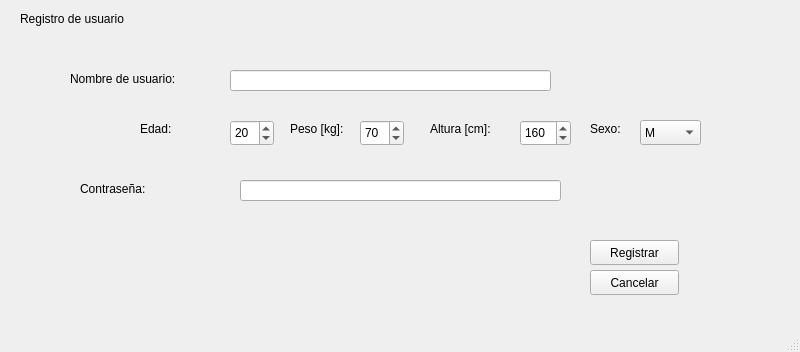
First picture: the form in UI_Files/regwindow.ui, repository JorgeGuerra99/software_sport_bike, before the edit.
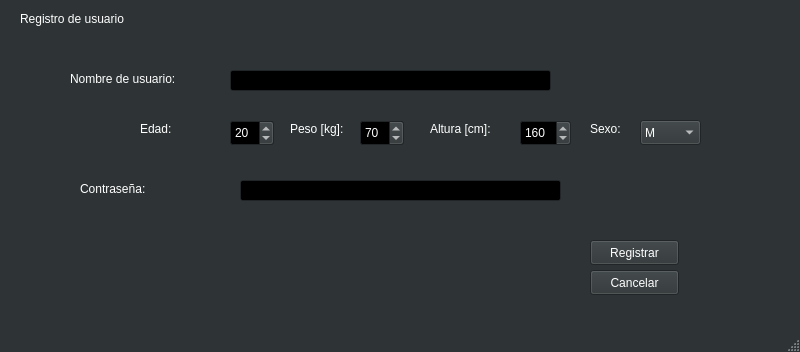
Second picture: the form after the edit.

What changed in the file:
```diff
--- a/UI_Files/regwindow.ui
+++ b/UI_Files/regwindow.ui
@@ -10,6 +10,475 @@
     <height>352</height>
    </rect>
   </property>
+  <property name="palette">
+   <palette>
+    <active>
+     <colorrole role="WindowText">
+      <brush brushstyle="SolidPattern">
+       <color alpha="255">
+        <red>255</red>
+        <green>255</green>
+        <blue>255</blue>
+       </color>
+      </brush>
+     </colorrole>
+     <colorrole role="Button">
+      <brush brushstyle="SolidPattern">
+       <color alpha="255">
+        <red>46</red>
+        <green>52</green>
+        <blue>54</blue>
+       </color>
+      </brush>
+     </colorrole>
+     <colorrole role="Light">
+      <brush brushstyle="SolidPattern">
+       <color alpha="255">
+        <red>69</red>
+        <green>78</green>
+        <blue>81</blue>
+       </color>
+      </brush>
+     </colorrole>
+     <colorrole role="Midlight">
+      <brush brushstyle="SolidPattern">
+       <color alpha="255">
+        <red>57</red>
+        <green>65</green>
+        <blue>67</blue>
+       </color>
+      </brush>
+     </colorrole>
+     <colorrole role="Dark">
+      <brush brushstyle="SolidPattern">
+       <color alpha="255">
+        <red>23</red>
+        <green>26</green>
+        <blue>27</blue>
+       </color>
+      </brush>
+     </colorrole>
+     <colorrole role="Mid">
+      <brush brushstyle="SolidPattern">
+       <color alpha="255">
+        <red>31</red>
+        <green>35</green>
+        <blue>36</blue>
+       </color>
+      </brush>
+     </colorrole>
+     <colorrole role="Text">
+      <brush brushstyle="SolidPattern">
+       <color alpha="255">
+        <red>255</red>
+        <green>255</green>
+        <blue>255</blue>
+       </color>
+      </brush>
+     </colorrole>
+     <colorrole role="BrightText">
+      <brush brushstyle="SolidPattern">
+       <color alpha="255">
+        <red>255</red>
+        <green>255</green>
+        <blue>255</blue>
+       </color>
+      </brush>
+     </colorrole>
+     <colorrole role="ButtonText">
+      <brush brushstyle="SolidPattern">
+       <color alpha="255">
+        <red>255</red>
+        <green>255</green>
+        <blue>255</blue>
+       </color>
+      </brush>
+     </colorrole>
+     <colorrole role="Base">
+      <brush brushstyle="SolidPattern">
+       <color alpha="255">
+        <red>0</red>
+        <green>0</green>
+        <blue>0</blue>
+       </color>
+      </brush>
+     </colorrole>
+     <colorrole role="Window">
+      <brush brushstyle="SolidPattern">
+       <color alpha="255">
+        <red>46</red>
+        <green>52</green>
+        <blue>54</blue>
+       </color>
+      </brush>
+     </colorrole>
+     <colorrole role="Shadow">
+      <brush brushstyle="SolidPattern">
+       <color alpha="255">
+        <red>0</red>
+        <green>0</green>
+        <blue>0</blue>
+       </color>
+      </brush>
+     </colorrole>
+     <colorrole role="Highlight">
+      <brush brushstyle="SolidPattern">
+       <color alpha="255">
+        <red>78</red>
+        <green>154</green>
+        <blue>6</blue>
+       </color>
+      </brush>
+     </colorrole>
+     <colorrole role="AlternateBase">
+      <brush brushstyle="SolidPattern">
+       <color alpha="255">
+        <red>23</red>
+        <green>26</green>
+        <blue>27</blue>
+       </color>
+      </brush>
+     </colorrole>
+     <colorrole role="ToolTipBase">
+      <brush brushstyle="SolidPattern">
+       <color alpha="255">
+        <red>255</red>
+        <green>255</green>
+        <blue>220</blue>
+       </color>
+      </brush>
+     </colorrole>
+     <colorrole role="ToolTipText">
+      <brush brushstyle="SolidPattern">
+       <color alpha="255">
+        <red>0</red>
+        <green>0</green>
+        <blue>0</blue>
+       </color>
+      </brush>
+     </colorrole>
+     <colorrole role="PlaceholderText">
+      <brush brushstyle="SolidPattern">
+       <color alpha="128">
+        <red>255</red>
+        <green>255</green>
+        <blue>255</blue>
+       </color>
+      </brush>
+     </colorrole>
+    </active>
+    <inactive>
+     <colorrole role="WindowText">
+      <brush brushstyle="SolidPattern">
+       <color alpha="255">
+        <red>255</red>
+        <green>255</green>
+        <blue>255</blue>
+       </color>
+      </brush>
+     </colorrole>
+     <colorrole role="Button">
+      <brush brushstyle="SolidPattern">
+       <color alpha="255">
+        <red>46</red>
+        <green>52</green>
+        <blue>54</blue>
+       </color>
+      </brush>
+     </colorrole>
+     <colorrole role="Light">
+      <brush brushstyle="SolidPattern">
+       <color alpha="255">
+        <red>69</red>
+        <green>78</green>
+        <blue>81</blue>
+       </color>
+      </brush>
+     </colorrole>
+     <colorrole role="Midlight">
+      <brush brushstyle="SolidPattern">
+       <color alpha="255">
+        <red>57</red>
+        <green>65</green>
+        <blue>67</blue>
+       </color>
+      </brush>
+     </colorrole>
+     <colorrole role="Dark">
+      <brush brushstyle="SolidPattern">
+       <color alpha="255">
+        <red>23</red>
+        <green>26</green>
+        <blue>27</blue>
+       </color>
+      </brush>
+     </colorrole>
+     <colorrole role="Mid">
+      <brush brushstyle="SolidPattern">
+       <color alpha="255">
+        <red>31</red>
+        <green>35</green>
+        <blue>36</blue>
+       </color>
+      </brush>
+     </colorrole>
+     <colorrole role="Text">
+      <brush brushstyle="SolidPattern">
+       <color alpha="255">
+        <red>255</red>
+        <green>255</green>
+        <blue>255</blue>
+       </color>
+      </brush>
+     </colorrole>
+     <colorrole role="BrightText">
+      <brush brushstyle="SolidPattern">
+       <color alpha="255">
+        <red>255</red>
+        <green>255</green>
+        <blue>255</blue>
+       </color>
+      </brush>
+     </colorrole>
+     <colorrole role="ButtonText">
+      <brush brushstyle="SolidPattern">
+       <color alpha="255">
+        <red>255</red>
+        <green>255</green>
+        <blue>255</blue>
+       </color>
+      </brush>
+     </colorrole>
+     <colorrole role="Base">
+      <brush brushstyle="SolidPattern">
+       <color alpha="255">
+        <red>0</red>
+        <green>0</green>
+        <blue>0</blue>
+       </color>
+      </brush>
+     </colorrole>
+     <colorrole role="Window">
+      <brush brushstyle="SolidPattern">
+       <color alpha="255">
+        <red>46</red>
+        <green>52</green>
+        <blue>54</blue>
+       </color>
+      </brush>
+     </colorrole>
+     <colorrole role="Shadow">
+      <brush brushstyle="SolidPattern">
+       <color alpha="255">
+        <red>0</red>
+        <green>0</green>
+        <blue>0</blue>
+       </color>
+      </brush>
+     </colorrole>
+     <colorrole role="Highlight">
+      <brush brushstyle="SolidPattern">
+       <color alpha="255">
+        <red>78</red>
+        <green>154</green>
+        <blue>6</blue>
+       </color>
+      </brush>
+     </colorrole>
+     <colorrole role="AlternateBase">
+      <brush brushstyle="SolidPattern">
+       <color alpha="255">
+        <red>23</red>
+        <green>26</green>
+        <blue>27</blue>
+       </color>
+      </brush>
+     </colorrole>
+     <colorrole role="ToolTipBase">
+      <brush brushstyle="SolidPattern">
+       <color alpha="255">
+        <red>255</red>
+        <green>255</green>
+        <blue>220</blue>
+       </color>
+      </brush>
+     </colorrole>
+     <colorrole role="ToolTipText">
+      <brush brushstyle="SolidPattern">
+       <color alpha="255">
+        <red>0</red>
+        <green>0</green>
+        <blue>0</blue>
+       </color>
+      </brush>
+     </colorrole>
+     <colorrole role="PlaceholderText">
+      <brush brushstyle="SolidPattern">
+       <color alpha="128">
+        <red>255</red>
+        <green>255</green>
+        <blue>255</blue>
+       </color>
+      </brush>
+     </colorrole>
+    </inactive>
+    <disabled>
+     <colorrole role="WindowText">
+      <brush brushstyle="SolidPattern">
+       <color alpha="255">
+        <red>23</red>
+        <green>26</green>
+        <blue>27</blue>
+       </color>
+      </brush>
+     </colorrole>
+     <colorrole role="Button">
+      <brush brushstyle="SolidPattern">
+       <color alpha="255">
+        <red>46</red>
+        <green>52</green>
+        <blue>54</blue>
+       </color>
+      </brush>
+     </colorrole>
+     <colorrole role="Light">
+      <brush brushstyle="SolidPattern">
+       <color alpha="255">
+        <red>69</red>
+        <green>78</green>
+        <blue>81</blue>
+       </color>
+      </brush>
+     </colorrole>
+     <colorrole role="Midlight">
+      <brush brushstyle="SolidPattern">
+       <color alpha="255">
+        <red>57</red>
+        <green>65</green>
+        <blue>67</blue>
+       </color>
+      </brush>
+     </colorrole>
+     <colorrole role="Dark">
+      <brush brushstyle="SolidPattern">
+       <color alpha="255">
+        <red>23</red>
+        <green>26</green>
+        <blue>27</blue>
+       </color>
+      </brush>
+     </colorrole>
+     <colorrole role="Mid">
+      <brush brushstyle="SolidPattern">
+       <color alpha="255">
+        <red>31</red>
+        <green>35</green>
+        <blue>36</blue>
+       </color>
+      </brush>
+     </colorrole>
+     <colorrole role="Text">
+      <brush brushstyle="SolidPattern">
+       <color alpha="255">
+        <red>23</red>
+        <green>26</green>
+        <blue>27</blue>
+       </color>
+      </brush>
+     </colorrole>
+     <colorrole role="BrightText">
+      <brush brushstyle="SolidPattern">
+       <color alpha="255">
+        <red>255</red>
+        <green>255</green>
+        <blue>255</blue>
+       </color>
+      </brush>
+     </colorrole>
+     <colorrole role="ButtonText">
+      <brush brushstyle="SolidPattern">
+       <color alpha="255">
+        <red>23</red>
+        <green>26</green>
+        <blue>27</blue>
+       </color>
+      </brush>
+     </colorrole>
+     <colorrole role="Base">
+      <brush brushstyle="SolidPattern">
+       <color alpha="255">
+        <red>46</red>
+        <green>52</green>
+        <blue>54</blue>
+       </color>
+      </brush>
+     </colorrole>
+     <colorrole role="Window">
+      <brush brushstyle="SolidPattern">
+       <color alpha="255">
+        <red>46</red>
+        <green>52</green>
+        <blue>54</blue>
+       </color>
+      </brush>
+     </colorrole>
+     <colorrole role="Shadow">
+      <brush brushstyle="SolidPattern">
+       <color alpha="255">
+        <red>0</red>
+        <green>0</green>
+        <blue>0</blue>
+       </color>
+      </brush>
+     </colorrole>
+     <colorrole role="Highlight">
+      <brush brushstyle="SolidPattern">
+       <color alpha="255">
+        <red>145</red>
+        <green>145</green>
+        <blue>145</blue>
+       </color>
+      </brush>
+     </colorrole>
+     <colorrole role="AlternateBase">
+      <brush brushstyle="SolidPattern">
+       <color alpha="255">
+        <red>46</red>
+        <green>52</green>
+        <blue>54</blue>
+       </color>
+      </brush>
+     </colorrole>
+     <colorrole role="ToolTipBase">
+      <brush brushstyle="SolidPattern">
+       <color alpha="255">
+        <red>255</red>
+        <green>255</green>
+        <blue>220</blue>
+       </color>
+      </brush>
+     </colorrole>
+     <colorrole role="ToolTipText">
+      <brush brushstyle="SolidPattern">
+       <color alpha="255">
+        <red>0</red>
+        <green>0</green>
+        <blue>0</blue>
+       </color>
+      </brush>
+     </colorrole>
+     <colorrole role="PlaceholderText">
+      <brush brushstyle="SolidPattern">
+       <color alpha="128">
+        <red>255</red>
+        <green>255</green>
+        <blue>255</blue>
+       </color>
+      </brush>
+     </colorrole>
+    </disabled>
+   </palette>
+  </property>
   <property name="windowTitle">
    <string>Registro de Usuario</string>
   </property>
```
